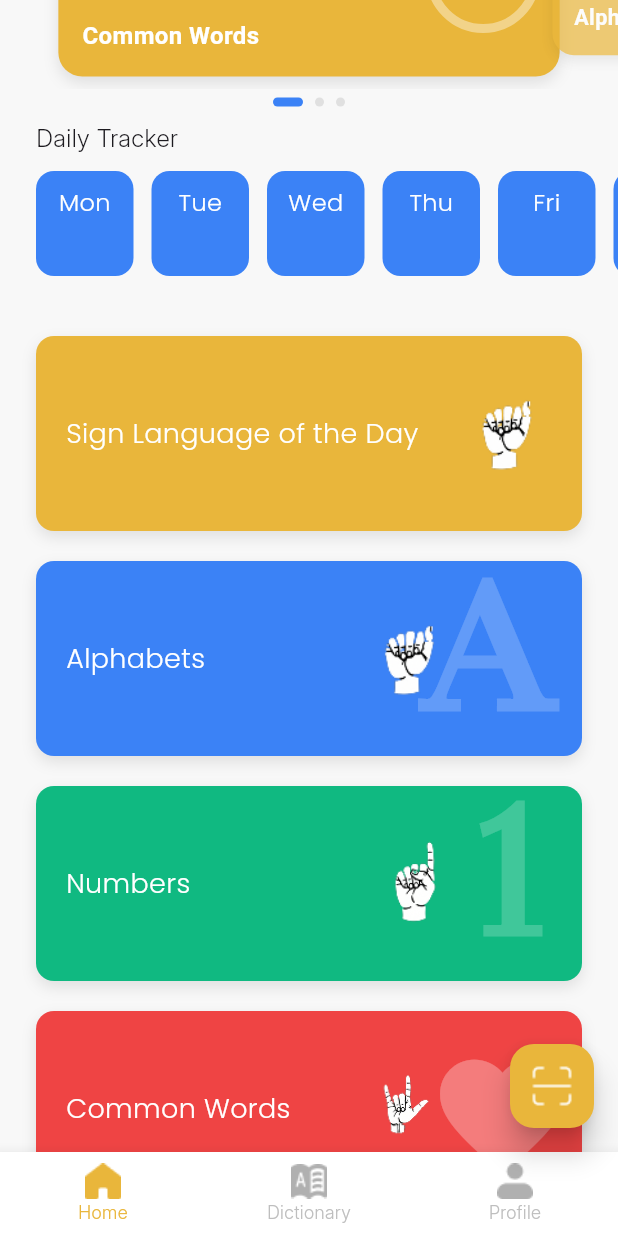
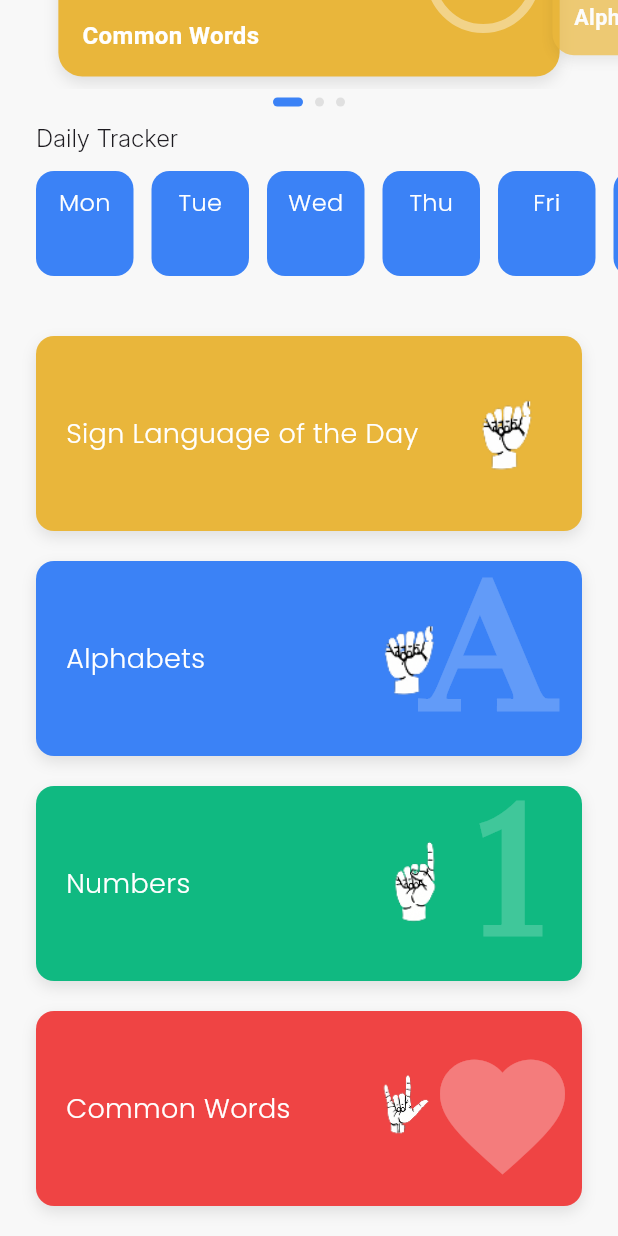
Before and after one commit to shizuiixui/auri_sign, a Flutter app: the HomePage screen opened directly, scrolled down 301 dp, on a phone screen of 412 x 824 dp. Run offline on Flutter 3.47's test engine with Material 3 defaults, Android fonts, the phone set to English and light mode, and no system bars; our stand-ins replace camera, dio, permission_handler, shared_preferences; missing offline and left inert: tflite_flutter; accounts and stored records are empty; network calls fail.

```diff
--- a/lib/features/homepage/presentation/screens/homepage.dart
+++ b/lib/features/homepage/presentation/screens/homepage.dart
@@ -1,5 +1,3 @@
-import 'package:auri_sign/core/widgets/bottom_nav_bar.dart';
-import 'package:auri_sign/core/widgets/floating_action_button.dart';
 import 'package:auri_sign/features/auth/viewmodels/user_view_model.dart';
 import 'package:flutter/material.dart';
 import 'package:shared_preferences/shared_preferences.dart';
@@ -14,7 +12,6 @@ class HomePage extends StatefulWidget {
 }
 
 class _HomePageState extends State<HomePage> {
-  int _selectedIndex = 0;
   double _currentPage = 0;
 
   final List<String> imgList = [
@@ -41,6 +38,12 @@ class _HomePageState extends State<HomePage> {
         context.read<UserViewModel>().fetchUser(token);
       }
     });
+  }
+
+  @override
+  void dispose() {
+    _pageController.dispose();
+    super.dispose();
   }
 
   @override
@@ -95,7 +98,6 @@ class _HomePageState extends State<HomePage> {
                           controller: _pageController,
                           itemCount: imgList.length,
                           itemBuilder: (context, index) {
-                            // Stack Animation Logic
                             double relativePosition = index - _currentPage;
                             return Transform(
                               transform: Matrix4.identity()
@@ -105,10 +107,7 @@ class _HomePageState extends State<HomePage> {
                                 opacity: (1 - (relativePosition.abs() * 0.3))
                                     .clamp(0.0, 1.0),
                                 child: Padding(
-                                  padding: const EdgeInsets.symmetric(
-                                    horizontal: 8,
-                                    vertical: 8,
-                                  ),
+                                  padding: const EdgeInsets.all(8.0),
                                   child: ContinueLessonCard(
                                     title: [
                                       "Common Words",
@@ -126,7 +125,6 @@ class _HomePageState extends State<HomePage> {
                         ),
                       ),
                       const SizedBox(height: 6),
-
                       // Pagination Dots
                       Row(
                         mainAxisAlignment: MainAxisAlignment.center,
@@ -155,55 +153,29 @@ class _HomePageState extends State<HomePage> {
                   child: Column(
                     crossAxisAlignment: CrossAxisAlignment.start,
                     children: [
-                      // Section Title
                       const Padding(
                         padding: EdgeInsets.fromLTRB(24, 10, 24, 10),
                         child: Text(
                           "Daily Tracker",
-                          style: TextStyle(
-                            fontSize: 16,
-                            fontFamily: 'Inter',
-                            fontWeight: FontWeight.w400,
-                          ),
+                          style: TextStyle(fontSize: 16, fontFamily: 'Inter'),
                         ),
                       ),
-
-                      // Horizontal Scrollable List
                       SingleChildScrollView(
                         scrollDirection: Axis.horizontal,
                         padding: const EdgeInsets.symmetric(horizontal: 24),
                         child: Row(
-                          children: [
-                            // Monday to Sunday Tracker Items
-                            const DailyTrackerItem(
-                              day: "Mon",
-                              isCompleted: false,
-                            ),
-                            const SizedBox(width: 12),
-                            const DailyTrackerItem(
-                              day: "Tue",
-                              isCompleted: false,
-                            ),
-                            const SizedBox(width: 12),
-                            const DailyTrackerItem(
-                              day: "Wed",
-                              isCompleted: false,
-                            ),
-                            const SizedBox(width: 12),
-                            const DailyTrackerItem(
-                              day: "Thu",
-                              isCompleted: false,
-                            ),
-                            const SizedBox(width: 12),
-                            const DailyTrackerItem(
-                              day: "Fri",
-                              isCompleted: false,
-                            ),
-                            const SizedBox(width: 12),
-                            const DailyTrackerItem(
-                              day: "Sat",
-                              isCompleted: false,
-                            ),
+                          children: const [
+                            DailyTrackerItem(day: "Mon", isCompleted: false),
+                            SizedBox(width: 12),
+                            DailyTrackerItem(day: "Tue", isCompleted: false),
+                            SizedBox(width: 12),
+                            DailyTrackerItem(day: "Wed", isCompleted: false),
+                            SizedBox(width: 12),
+                            DailyTrackerItem(day: "Thu", isCompleted: false),
+                            SizedBox(width: 12),
+                            DailyTrackerItem(day: "Fri", isCompleted: false),
+                            SizedBox(width: 12),
+                            DailyTrackerItem(day: "Sat", isCompleted: false),
                           ],
                         ),
                       ),
@@ -212,7 +184,7 @@ class _HomePageState extends State<HomePage> {
                   ),
                 ),
 
-                // Vertical List (Category Sections)
+                // Category Sections
                 SliverPadding(
                   padding: const EdgeInsets.symmetric(
                     horizontal: 24,
@@ -251,23 +223,6 @@ class _HomePageState extends State<HomePage> {
                 ),
               ],
             ),
-
-      // Floating Action Button
-      floatingActionButton: CustomFAB(
-        onPressed: () {
-          Navigator.pushNamed(context, '/gesture_detection');
-        },
-      ),
-
-      // Bottom Nav Bar
-      bottomNavigationBar: BottomNavBar(
-        currentIndex: _selectedIndex,
-        onTap: (index) {
-          setState(() {
-            _selectedIndex = index;
-          });
-        },
-      ),
     );
   }
 }
```
Also changed, not shown: lib/features/auth/viewmodels/user_view_model.dart (+26 -0 lines), lib/features/homepage/presentation/screens/main_screen.dart (added, +49 -0 lines), lib/features/profile/presentation/screens/profile.dart (added, +174 -0 lines), lib/main.dart (+7 -2 lines).
